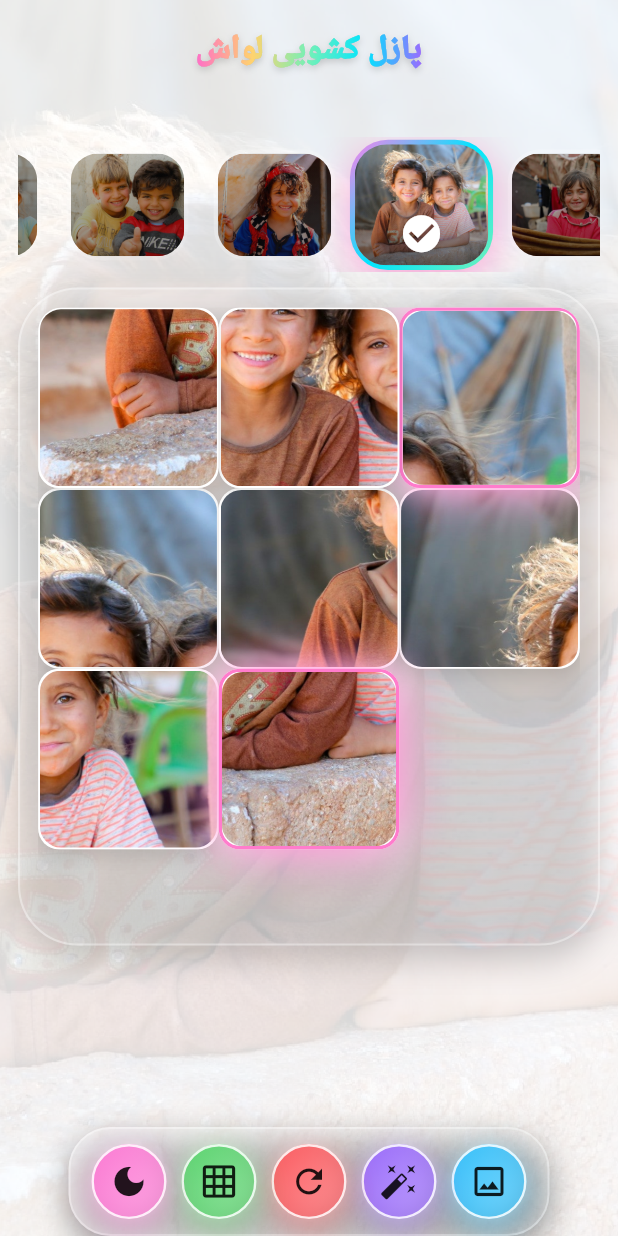
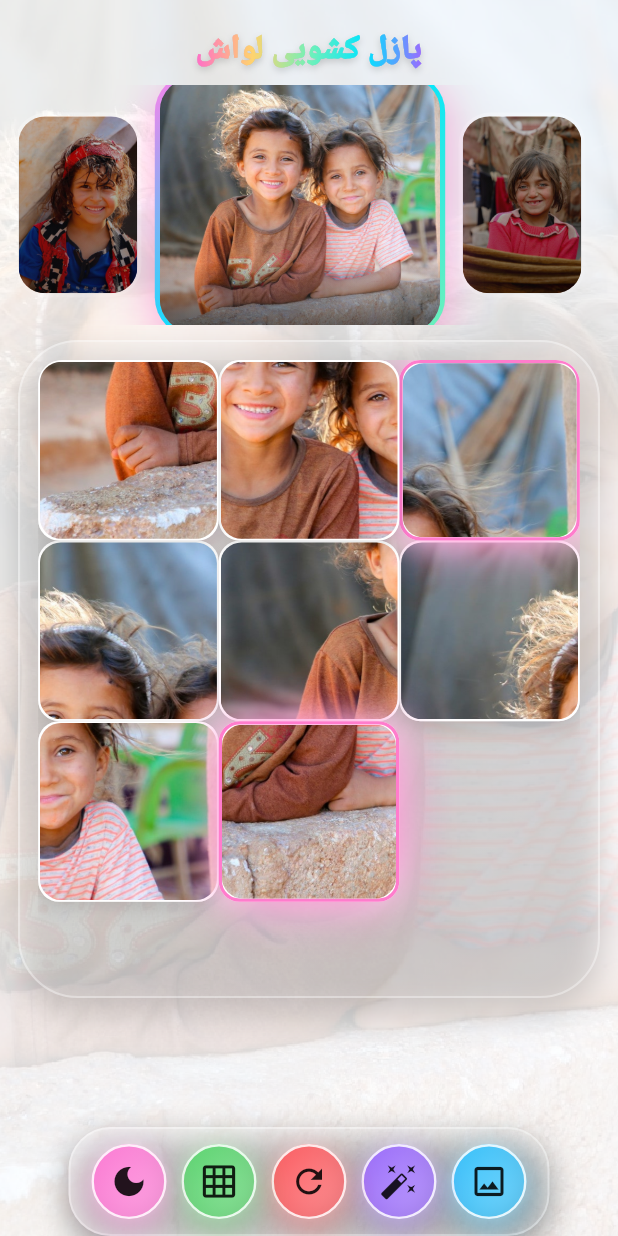
Before and after one commit to kamyarmg/lavash, a Flutter app: the screen it shows after launch, on a phone screen of 412 x 824 dp. Run offline on Flutter 3.47's test engine with Material 3 defaults, Android fonts, the phone set to English and light mode, and no system bars; our stand-ins replace google_fonts, image_picker, shared_preferences; Roboto replaces fonts that are missing (Vazirmatn).

Commit message:
Enhance asset slider functionality; adjust selected thumb width and improve visual scaling effects

```diff
--- a/lib/main.dart
+++ b/lib/main.dart
@@ -600,6 +600,7 @@ class _AssetSlider extends StatefulWidget {
 class _AssetSliderState extends State<_AssetSlider> {
   final _controller = ScrollController();
   static const _thumbWidth = 96.0;
+  static const _thumbSelectedWidth = 176.0;
   static const _thumbMarginH = 6.0; // دو طرف هر آیتم
 
   List<String> get _allItems {
@@ -642,10 +643,16 @@ class _AssetSliderState extends State<_AssetSlider> {
     });
     if (index < 0) return;
 
-    // محاسبه عرض موثر هر آیتم (عرض + حاشیه‌های افقی دو طرف)
-    final perItem = _thumbWidth + (_thumbMarginH * 2);
+    // محاسبه آفست با توجه به عرض متفاوت آیتم انتخاب‌شده
+    double offsetBefore = 0;
+    for (int i = 0; i < index; i++) {
+      // تا قبل از ایندکس انتخاب‌شده، همگی غیرانتخابی‌اند
+      offsetBefore += _thumbWidth + (_thumbMarginH * 2);
+    }
+    final selItemWidth = _thumbSelectedWidth;
+    final selCenter = offsetBefore + selItemWidth / 2;
     final viewport = _controller.position.viewportDimension;
-    final targetCenterOffset = index * perItem + perItem / 2 - viewport / 2;
+    final targetCenterOffset = selCenter - viewport / 2;
     final maxScroll = _controller.position.maxScrollExtent;
     final clamped = targetCenterOffset.clamp(0, maxScroll);
     _controller.animateTo(
@@ -660,7 +667,7 @@ class _AssetSliderState extends State<_AssetSlider> {
     final theme = Theme.of(context);
     final items = _allItems;
     return SizedBox(
-      height: 90,
+      height: 160,
       child: ListView.builder(
         controller: _controller,
         scrollDirection: Axis.horizontal,
@@ -671,6 +678,8 @@ class _AssetSliderState extends State<_AssetSlider> {
           final isFile = rawPath.startsWith('FILE://');
           final displayPath = isFile ? rawPath.substring(7) : rawPath;
           final isSel = displayPath == widget.selected;
+          final baseWidth = isSel ? _thumbSelectedWidth : _thumbWidth;
+          final marginV = isSel ? 0.0 : 10.0;
           return _SliderThumb(
             index: i,
             path: displayPath,
@@ -678,6 +687,11 @@ class _AssetSliderState extends State<_AssetSlider> {
             onTap: () => widget.onSelect(displayPath),
             accent: theme.colorScheme.primary,
             isFile: isFile,
+            width: baseWidth,
+            margin: EdgeInsets.symmetric(
+              horizontal: _thumbMarginH,
+              vertical: marginV,
+            ),
           );
         },
       ),
@@ -692,6 +706,8 @@ class _SliderThumb extends StatefulWidget {
   final VoidCallback onTap;
   final Color accent;
   final bool isFile; // آیا تصویر فایل کاربر است
+  final double? width;
+  final EdgeInsetsGeometry? margin;
   const _SliderThumb({
     required this.index,
     required this.path,
@@ -699,6 +715,8 @@ class _SliderThumb extends StatefulWidget {
     required this.onTap,
     required this.accent,
     this.isFile = false,
+    this.width,
+    this.margin,
   });
   @override
   State<_SliderThumb> createState() => _SliderThumbState();
@@ -730,7 +748,8 @@ class _SliderThumbState extends State<_SliderThumb>
   @override
   Widget build(BuildContext context) {
     final sel = widget.selected;
-    final scale = sel ? 1.0 + 0.06 * (1 - _hover) : 0.90 + 0.07 * _hover;
+    // بزرگ‌نمایی واضح‌تر برای آیتم انتخاب‌شده
+    final scale = sel ? 1.10 + 0.04 * _hover : 0.88 + 0.06 * _hover;
     final borderGrad = sel
         ? LinearGradient(
             colors: [
@@ -750,8 +769,10 @@ class _SliderThumbState extends State<_SliderThumb>
             end: Alignment.bottomRight,
           );
     return Container(
-      width: 90,
-      margin: const EdgeInsets.symmetric(horizontal: 4, vertical: 4),
+      width: widget.width ?? 96,
+      margin:
+          widget.margin ??
+          const EdgeInsets.symmetric(horizontal: 6, vertical: 6),
       child: MouseRegion(
         onEnter: (_) => _setHover(true),
         onExit: (_) => _setHover(false),
@@ -761,13 +782,47 @@ class _SliderThumbState extends State<_SliderThumb>
             scale: scale,
             duration: const Duration(milliseconds: 260),
             curve: Curves.easeOutBack,
-            child: AnimatedContainer(
+            child: _SquareAwareThumb(
+              square: !sel,
+              borderGrad: borderGrad,
+              shineAnim: _shine,
+              isSelected: sel,
+              isFile: widget.isFile,
+              path: widget.path,
+            ),
+          ),
+        ),
+      ),
+    );
+  }
+}
+
+// Internal reusable piece that can enforce square shape when needed
+class _SquareAwareThumb extends StatelessWidget {
+  final bool square;
+  final Gradient borderGrad;
+  final AnimationController shineAnim;
+  final bool isSelected;
+  final bool isFile;
+  final String path;
+  const _SquareAwareThumb({
+    required this.square,
+    required this.borderGrad,
+    required this.shineAnim,
+    required this.isSelected,
+    required this.isFile,
+    required this.path,
+  });
+
+  @override
+  Widget build(BuildContext context) {
+    final tile = AnimatedContainer(
       duration: const Duration(milliseconds: 380),
       curve: Curves.easeOutCubic,
       decoration: BoxDecoration(
         borderRadius: BorderRadius.circular(24),
         boxShadow: [
-                  if (sel)
+          if (isSelected)
             BoxShadow(
               color: const Color(0xFFFF6EC7).withOpacity(0.55),
               blurRadius: 22,
@@ -789,14 +844,14 @@ class _SliderThumbState extends State<_SliderThumb>
               child: Stack(
                 fit: StackFit.expand,
                 children: [
-                          widget.isFile
-                              ? Image.file(File(widget.path), fit: BoxFit.cover)
-                              : Image.asset(widget.path, fit: BoxFit.cover),
+                  isFile
+                      ? Image.file(File(path), fit: BoxFit.cover)
+                      : Image.asset(path, fit: BoxFit.cover),
                   // Subtle parallax / shine overlay
                   AnimatedBuilder(
-                            animation: _shine,
+                    animation: shineAnim,
                     builder: (_, __) {
-                              final t = _shine.value;
+                      final t = shineAnim.value;
                       return IgnorePointer(
                         child: Container(
                           decoration: BoxDecoration(
@@ -806,7 +861,7 @@ class _SliderThumbState extends State<_SliderThumb>
                               colors: [
                                 Colors.white.withOpacity(0.0),
                                 Colors.white.withOpacity(
-                                          sel ? 0.18 : 0.07,
+                                  isSelected ? 0.18 : 0.07,
                                 ),
                                 Colors.white.withOpacity(0.0),
                               ],
@@ -817,7 +872,7 @@ class _SliderThumbState extends State<_SliderThumb>
                     },
                   ),
                   // Dark overlay when not selected
-                          if (!sel)
+                  if (!isSelected)
                     Container(
                       decoration: BoxDecoration(
                         gradient: LinearGradient(
@@ -830,8 +885,8 @@ class _SliderThumbState extends State<_SliderThumb>
                         ),
                       ),
                     ),
-                          // Selection bottom glow & icon
-                          if (sel)
+                  // Selection bottom glow
+                  if (isSelected)
                     Align(
                       alignment: Alignment.bottomCenter,
                       child: Container(
@@ -848,30 +903,14 @@ class _SliderThumbState extends State<_SliderThumb>
                         ),
                       ),
                     ),
-                          if (sel)
-                            const Align(
-                              alignment: Alignment.bottomCenter,
-                              child: Padding(
-                                padding: EdgeInsets.only(bottom: 6),
-                                child: Icon(
-                                  Icons.check_circle,
-                                  color: Colors.white,
-                                  size: 28,
-                                ),
-                              ),
-                            ),
-                          // شماره اسلاید حذف شد
-                        ],
-                      ),
-                    ),
-                  ),
-                ],
-              ),
-            ),
-          ),
-        ),
-      ),
-    );
+                ],
+              ),
+            ),
+          ),
+        ],
+      ),
+    );
+    return square ? AspectRatio(aspectRatio: 1, child: tile) : tile;
   }
 }
 
```
Lines whose indentation alone changed are shown as unchanged.
